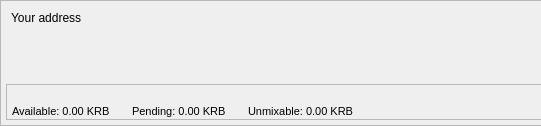
Above: src/gui/ui/accountframe.ui from discretecoin/discrete-wallet before the change; both pictures show x 0 to 541 and y 0 to 126 of the 850 by 126 pixel window. Below: the same form after it.
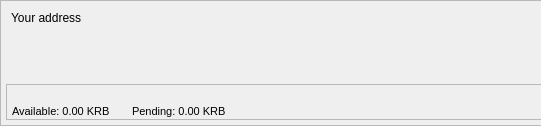
That is the form after the change. Icons and pictures are not drawn.

Patch:
```diff
--- a/src/gui/ui/accountframe.ui
+++ b/src/gui/ui/accountframe.ui
@@ -580,65 +580,6 @@
         </property>
        </widget>
       </item>
-      <item>
-       <spacer name="horizontalSpacer_3">
-        <property name="orientation">
-         <enum>Qt::Orientation::Horizontal</enum>
-        </property>
-        <property name="sizeType">
-         <enum>QSizePolicy::Policy::Fixed</enum>
-        </property>
-        <property name="sizeHint" stdset="0">
-         <size>
-          <width>10</width>
-          <height>20</height>
-         </size>
-        </property>
-       </spacer>
-      </item>
-      <item>
-       <widget class="QLabel" name="m_unmixableBalanceLabel">
-        <property name="minimumSize">
-         <size>
-          <width>0</width>
-          <height>32</height>
-         </size>
-        </property>
-        <property name="maximumSize">
-         <size>
-          <width>16777215</width>
-          <height>32</height>
-         </size>
-        </property>
-        <property name="baseSize">
-         <size>
-          <width>0</width>
-          <height>32</height>
-         </size>
-        </property>
-        <property name="font">
-         <font>
-          <pointsize>8</pointsize>
-          <bold>false</bold>
-         </font>
-        </property>
-        <property name="toolTip">
-         <string>Spendable only with zero privacy level</string>
-        </property>
-        <property name="text">
-         <string notr="true">Unmixable: 0.00 KRB</string>
-        </property>
-        <property name="textFormat">
-         <enum>Qt::TextFormat::RichText</enum>
-        </property>
-        <property name="alignment">
-         <set>Qt::AlignmentFlag::AlignBottom|Qt::AlignmentFlag::AlignLeading|Qt::AlignmentFlag::AlignLeft</set>
-        </property>
-        <property name="textInteractionFlags">
-         <set>Qt::TextInteractionFlag::LinksAccessibleByMouse|Qt::TextInteractionFlag::TextSelectableByMouse</set>
-        </property>
-       </widget>
-      </item>
       <item>
        <spacer name="horizontalSpacer_2">
         <property name="orientation">
```
